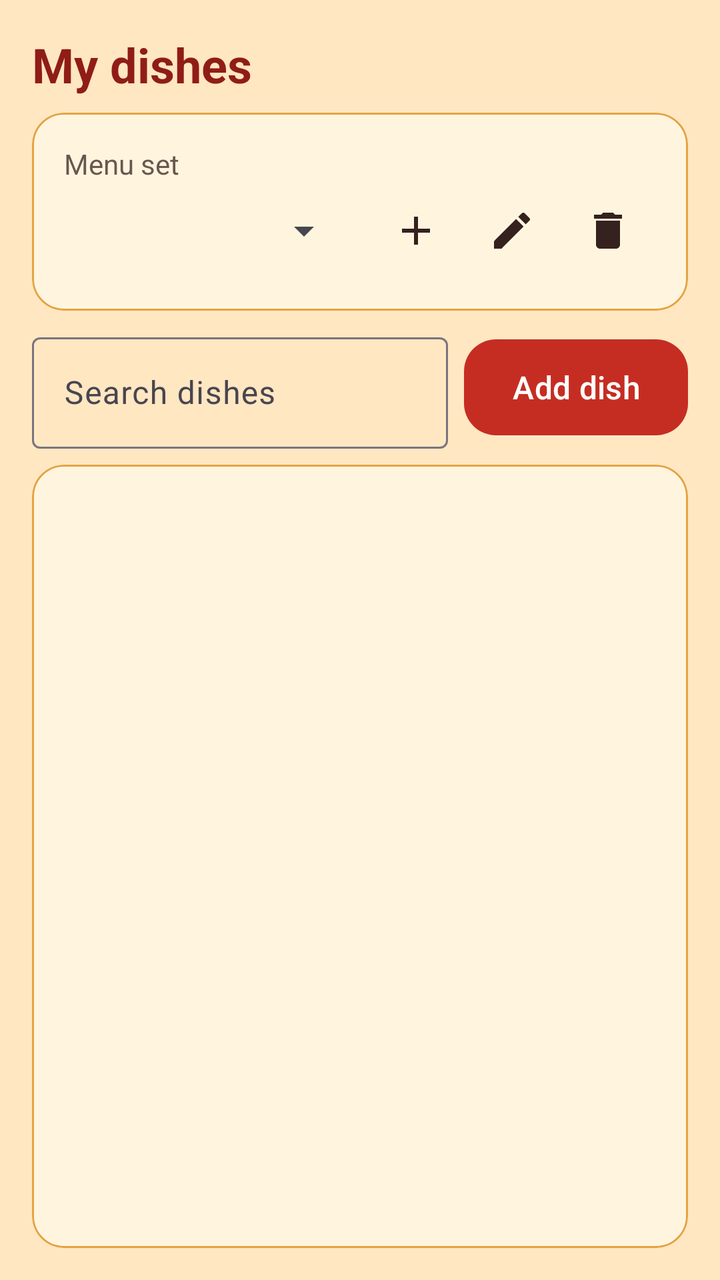
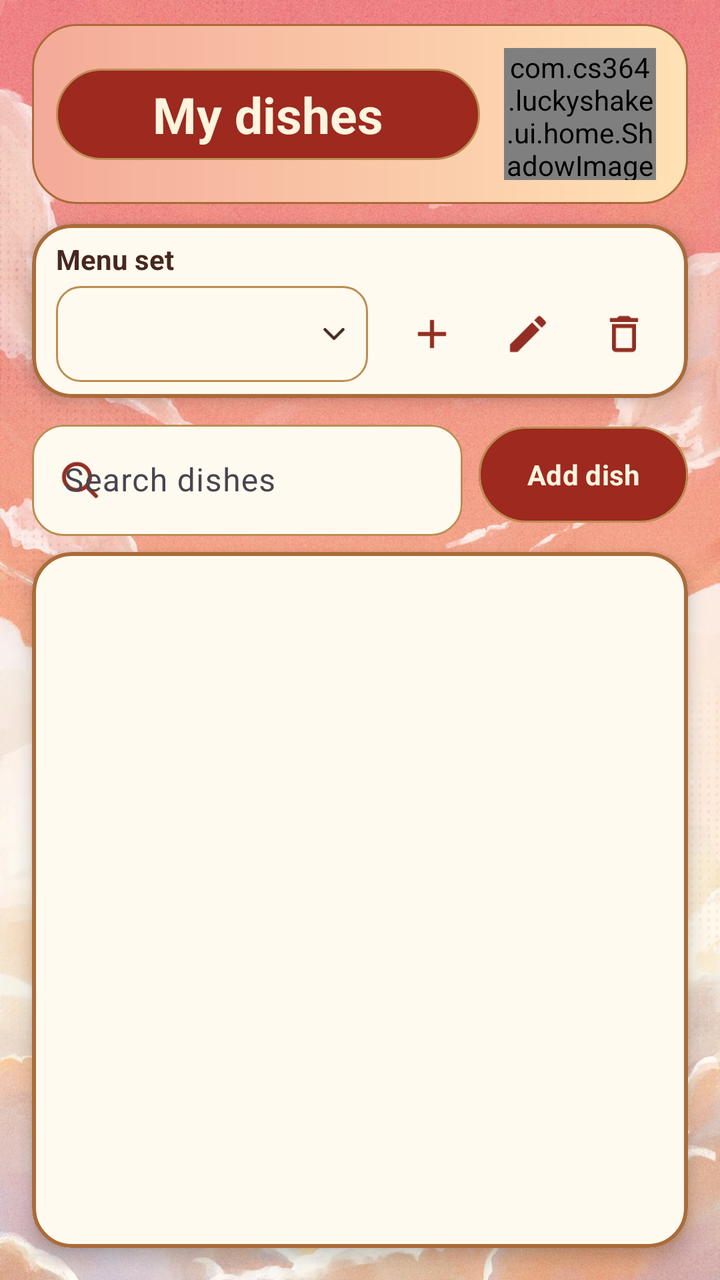

Compare the two renders of this Android layout. The source of the first and the diff that turns it into the second are given below.
<!-- AndroidManifest.xml: application theme Theme.LuckyShake -->
<!-- res/layout/activity_menu_list.xml -->
<?xml version="1.0" encoding="utf-8"?>
<LinearLayout xmlns:android="http://schemas.android.com/apk/res/android"
    xmlns:app="http://schemas.android.com/apk/res-auto"
    xmlns:tools="http://schemas.android.com/tools"
    android:id="@+id/menu_list_root"
    android:layout_width="match_parent"
    android:layout_height="match_parent"
    android:orientation="vertical"
    tools:context=".ui.menu.MenuListActivity">

    <TextView
        android:id="@+id/menu_list_title"
        android:layout_width="match_parent"
        android:layout_height="wrap_content"
        android:layout_marginHorizontal="@dimen/spacing_md"
        android:layout_marginTop="@dimen/spacing_md"
        android:text="@string/menu_list_title_main"
        android:textAppearance="@style/TextAppearance.LuckyShake.Heading" />

    
    <com.google.android.material.card.MaterialCardView
        style="@style/Widget.LuckyShake.Card"
        android:layout_width="match_parent"
        android:layout_height="wrap_content"
        android:layout_marginHorizontal="@dimen/spacing_md"
        android:layout_marginTop="@dimen/spacing_sm">

        <LinearLayout
            android:layout_width="match_parent"
            android:layout_height="wrap_content"
            android:orientation="vertical"
            android:padding="@dimen/spacing_md">

            <TextView
                android:layout_width="match_parent"
                android:layout_height="wrap_content"
                android:alpha="0.75"
                android:text="@string/menu_list_label_set"
                android:textColor="?attr/colorOnSurface"
                android:textSize="14sp" />

            <LinearLayout
                android:layout_width="match_parent"
                android:layout_height="wrap_content"
                android:gravity="center_vertical"
                android:orientation="horizontal">

                <Spinner
                    android:id="@+id/menu_list_set_spinner"
                    android:layout_width="0dp"
                    android:layout_height="wrap_content"
                    android:layout_marginEnd="@dimen/spacing_sm"
                    android:layout_weight="1"
                    android:contentDescription="@string/menu_list_label_set"
                    android:minHeight="@dimen/button_min_height" />

                <ImageButton
                    android:id="@+id/menu_sets_btn_add"
                    android:layout_width="48dp"
                    android:layout_height="48dp"
                    android:background="?attr/selectableItemBackgroundBorderless"
                    android:contentDescription="@string/menu_sets_btn_add"
                    android:src="@drawable/ic_add"
                    android:tooltipText="@string/menu_sets_btn_add"
                    app:tint="?attr/colorOnSurface" />

                <ImageButton
                    android:id="@+id/menu_sets_btn_rename"
                    android:layout_width="48dp"
                    android:layout_height="48dp"
                    android:background="?attr/selectableItemBackgroundBorderless"
                    android:contentDescription="@string/menu_sets_btn_rename"
                    android:src="@drawable/ic_edit"
                    android:tooltipText="@string/menu_sets_btn_rename"
                    app:tint="?attr/colorOnSurface" />

                <ImageButton
                    android:id="@+id/menu_sets_btn_delete"
                    android:layout_width="48dp"
                    android:layout_height="48dp"
                    android:background="?attr/selectableItemBackgroundBorderless"
                    android:contentDescription="@string/menu_sets_btn_delete"
                    android:src="@drawable/ic_delete"
                    android:tooltipText="@string/menu_sets_btn_delete"
                    app:tint="?attr/colorOnSurface" />
            </LinearLayout>
        </LinearLayout>
    </com.google.android.material.card.MaterialCardView>

    
    <LinearLayout
        android:layout_width="match_parent"
        android:layout_height="wrap_content"
        android:layout_marginHorizontal="@dimen/spacing_md"
        android:layout_marginTop="@dimen/spacing_sm"
        android:gravity="center_vertical"
        android:orientation="horizontal">

        <com.google.android.material.textfield.TextInputLayout
            style="@style/Widget.Material3.TextInputLayout.OutlinedBox"
            android:layout_width="0dp"
            android:layout_height="wrap_content"
            android:layout_marginEnd="@dimen/spacing_sm"
            android:layout_weight="1"
            android:hint="@string/menu_list_hint_search">

            <com.google.android.material.textfield.TextInputEditText
                android:id="@+id/menu_list_search"
                android:layout_width="match_parent"
                android:layout_height="wrap_content"
                android:imeOptions="actionSearch"
                android:inputType="text"
                android:maxLines="1" />
        </com.google.android.material.textfield.TextInputLayout>

        <com.google.android.material.button.MaterialButton
            android:id="@+id/menu_list_add_button"
            style="@style/Widget.LuckyShake.Button.Primary"
            android:layout_width="wrap_content"
            android:layout_height="wrap_content"
            android:minHeight="56dp"
            android:text="@string/menu_list_btn_add" />
    </LinearLayout>

    
    <com.google.android.material.card.MaterialCardView
        style="@style/Widget.LuckyShake.Card"
        android:layout_width="match_parent"
        android:layout_height="0dp"
        android:layout_marginHorizontal="@dimen/spacing_md"
        android:layout_marginTop="@dimen/spacing_sm"
        android:layout_marginBottom="@dimen/spacing_md"
        android:layout_weight="1">

        <FrameLayout
            android:layout_width="match_parent"
            android:layout_height="match_parent">

            <androidx.recyclerview.widget.RecyclerView
                android:id="@+id/menu_list_recycler"
                android:layout_width="match_parent"
                android:layout_height="match_parent"
                android:clipToPadding="false"
                android:paddingVertical="@dimen/spacing_sm" />

            <LinearLayout
                android:id="@+id/menu_list_empty_group"
                android:layout_width="wrap_content"
                android:layout_height="wrap_content"
                android:layout_gravity="center"
                android:gravity="center_horizontal"
                android:orientation="vertical"
                android:padding="@dimen/spacing_md"
                android:visibility="gone">

                <TextView
                    android:id="@+id/menu_list_empty_text"
                    android:layout_width="wrap_content"
                    android:layout_height="wrap_content"
                    android:gravity="center"
                    android:textColor="?attr/colorOnSurface"
                    android:textSize="@dimen/text_body" />

                <com.google.android.material.button.MaterialButton
                    android:id="@+id/menu_list_empty_add_button"
                    style="@style/Widget.LuckyShake.Button.Primary"
                    android:layout_width="wrap_content"
                    android:layout_height="wrap_content"
                    android:layout_marginTop="@dimen/spacing_sm"
                    android:text="@string/menu_list_btn_add" />
            </LinearLayout>
        </FrameLayout>
    </com.google.android.material.card.MaterialCardView>
</LinearLayout>
<!-- resources referenced by this layout -->
<resources>
  <dimen name="button_min_height">48dp</dimen>
  <!-- drawable ic_delete (drawable) -->
  <vector xmlns:android="http://schemas.android.com/apk/res/android"
      android:width="24dp"
      android:height="24dp"
      android:viewportWidth="24"
      android:viewportHeight="24">
      <path
          android:fillColor="#FF000000"
          android:pathData="M6,19c0,1.1 0.9,2 2,2h8c1.1,0 2,-0.9 2,-2V7H6v12zM19,4h-3.5l-1,-1h-5l-1,1H5v2h14V4z" />
  </vector>
  <style name="TextAppearance.LuckyShake.Heading" parent="TextAppearance.Material3.TitleLarge">
          <item name="android:textColor">@color/app_heading</item>
          <item name="android:textSize">@dimen/text_heading</item>
          <item name="android:textStyle">bold</item>
      </style>
  <style name="Widget.LuckyShake.Button.Primary" parent="Widget.Material3.Button">
          <item name="backgroundTint">@color/lucky_shake_button_background</item>
          <item name="android:textColor">@color/lucky_shake_button_text</item>
          <item name="android:minHeight">@dimen/button_min_height</item>
          <item name="android:textSize">@dimen/text_body</item>
          <item name="cornerRadius">@dimen/corner_md</item>
      </style>
  <color name="app_heading">#8F1D16</color>
  <dimen name="text_heading">24sp</dimen>
  <!-- unchanged entries left out for length: 23 -->
</resources>

<!-- the commit's change to res/layout/activity_menu_list.xml (unified diff, before → after) -->
@@ -1,174 +1,218 @@
 <?xml version="1.0" encoding="utf-8"?>
-<LinearLayout xmlns:android="http://schemas.android.com/apk/res/android"
+<FrameLayout xmlns:android="http://schemas.android.com/apk/res/android"
     xmlns:app="http://schemas.android.com/apk/res-auto"
     xmlns:tools="http://schemas.android.com/tools"
-    android:id="@+id/menu_list_root"
     android:layout_width="match_parent"
     android:layout_height="match_parent"
-    android:orientation="vertical"
-    tools:context=".ui.menu.MenuListActivity">
-
-    <TextView
-        android:id="@+id/menu_list_title"
+    android:theme="@style/ThemeOverlay.LuckyShake.Home">
+
+    <ImageView style="@style/Widget.LuckyShake.TabPage.Sky" />
+
+    <LinearLayout
+        android:id="@+id/menu_list_root"
         android:layout_width="match_parent"
-        android:layout_height="wrap_content"
-        android:layout_marginHorizontal="@dimen/spacing_md"
-        android:layout_marginTop="@dimen/spacing_md"
-        android:text="@string/menu_list_title_main"
-        android:textAppearance="@style/TextAppearance.LuckyShake.Heading" />
-
-    
-    <com.google.android.material.card.MaterialCardView
-        style="@style/Widget.LuckyShake.Card"
-        android:layout_width="match_parent"
-        android:layout_height="wrap_content"
-        android:layout_marginHorizontal="@dimen/spacing_md"
-        android:layout_marginTop="@dimen/spacing_sm">
-
+        android:layout_height="match_parent"
+        android:orientation="vertical"
+        tools:context=".ui.menu.MenuListActivity">
+
+        <androidx.constraintlayout.widget.ConstraintLayout
+            style="@style/Widget.LuckyShake.TabBanner"
+            android:layout_marginHorizontal="@dimen/spacing_md"
+            android:layout_marginTop="12dp">
+
+            <TextView
+                android:id="@+id/menu_list_title"
+                style="@style/Widget.LuckyShake.TabBanner.Title"
+                android:text="@string/menu_list_title_main"
+                app:layout_constraintBottom_toBottomOf="parent"
+                app:layout_constraintEnd_toStartOf="@id/tab_banner_art"
+                app:layout_constraintStart_toStartOf="parent"
+                app:layout_constraintTop_toTopOf="parent" />
+
+            <com.cs364.luckyshake.ui.home.ShadowImageView
+                android:id="@+id/tab_banner_art"
+                style="@style/Widget.LuckyShake.TabBanner.Art"
+                android:layout_width="76dp"
+                android:layout_height="66dp"
+                app:srcCompat="@drawable/menu_rice_bowl"
+                app:layout_constraintBottom_toBottomOf="parent"
+                app:layout_constraintEnd_toEndOf="parent"
+                app:layout_constraintTop_toTopOf="parent" />
+        </androidx.constraintlayout.widget.ConstraintLayout>
+
+        
+        <com.google.android.material.card.MaterialCardView
+            style="@style/Widget.LuckyShake.Card.Tab"
+            android:layout_width="match_parent"
+            android:layout_height="wrap_content"
+            android:layout_marginHorizontal="@dimen/spacing_md"
+            android:layout_marginTop="10dp">
+
+            <LinearLayout
+                android:layout_width="match_parent"
+                android:layout_height="wrap_content"
+                android:orientation="vertical"
+                android:paddingStart="12dp"
+                android:paddingTop="8dp"
+                android:paddingEnd="8dp"
+                android:paddingBottom="8dp">
+
+                <TextView
+                    android:layout_width="match_parent"
+                    android:layout_height="wrap_content"
+                    android:labelFor="@id/menu_list_set_spinner"
+                    android:text="@string/menu_list_label_set"
+                    android:textColor="?attr/colorOnSurface"
+                    android:textSize="14sp"
+                    android:textStyle="bold" />
+
+                <LinearLayout
+                    android:layout_width="match_parent"
+                    android:layout_height="wrap_content"
+                    android:layout_marginTop="4dp"
+                    android:gravity="center_vertical"
+                    android:orientation="horizontal">
+
+                    <Spinner
+                        android:id="@+id/menu_list_set_spinner"
+                        android:layout_width="0dp"
+                        android:layout_height="wrap_content"
+                        android:layout_marginEnd="@dimen/spacing_sm"
+                        android:layout_weight="1"
+                        android:contentDescription="@string/menu_list_label_set"
+                        android:minHeight="48dp"
+                        android:background="@drawable/home_spinner_background"
+                        android:paddingStart="10dp"
+                        android:paddingEnd="30dp"
+                        android:popupBackground="@color/home_field" />
+
+                    <ImageButton
+                        android:id="@+id/menu_sets_btn_add"
+                        android:layout_width="48dp"
+                        android:layout_height="48dp"
+                        android:background="?attr/selectableItemBackgroundBorderless"
+                        android:contentDescription="@string/menu_sets_btn_add"
+                        android:src="@drawable/ic_add"
+                        android:tooltipText="@string/menu_sets_btn_add"
+                        app:tint="@color/home_accent" />
+
+                    <ImageButton
+                        android:id="@+id/menu_sets_btn_rename"
+                        android:layout_width="48dp"
+                        android:layout_height="48dp"
+                        android:background="?attr/selectableItemBackgroundBorderless"
+                        android:contentDescription="@string/menu_sets_btn_rename"
+                        android:src="@drawable/ic_edit"
+                        android:tooltipText="@string/menu_sets_btn_rename"
+                        app:tint="@color/home_accent" />
+
+                    <ImageButton
+                        android:id="@+id/menu_sets_btn_delete"
+                        android:layout_width="48dp"
+                        android:layout_height="48dp"
+                        android:background="?attr/selectableItemBackgroundBorderless"
+                        android:contentDescription="@string/menu_sets_btn_delete"
+                        android:src="@drawable/ic_delete_outline"
+                        android:tooltipText="@string/menu_sets_btn_delete"
+                        app:tint="@color/home_accent" />
+                </LinearLayout>
+            </LinearLayout>
+        </com.google.android.material.card.MaterialCardView>
+
+        
         <LinearLayout
             android:layout_width="match_parent"
             android:layout_height="wrap_content"
-            android:orientation="vertical"
-            android:padding="@dimen/spacing_md">
-
-            <TextView
-                android:layout_width="match_parent"
+            android:layout_marginHorizontal="@dimen/spacing_md"
+            android:layout_marginTop="@dimen/spacing_sm"
+            android:gravity="center_vertical"
+            android:orientation="horizontal">
+
+            <com.google.android.material.textfield.TextInputLayout
+                style="@style/Widget.Material3.TextInputLayout.OutlinedBox"
+                android:layout_width="0dp"
                 android:layout_height="wrap_content"
-                android:alpha="0.75"
-                android:text="@string/menu_list_label_set"
-                android:textColor="?attr/colorOnSurface"
-                android:textSize="14sp" />
-
-            <LinearLayout
-                android:layout_width="match_parent"
-                android:layout_height="wrap_content"
-                android:gravity="center_vertical"
-                android:orientation="horizontal">
-
-                <Spinner
-                    android:id="@+id/menu_list_set_spinner"
-                    android:layout_width="0dp"
-                    android:layout_height="wrap_content"
-                    android:layout_marginEnd="@dimen/spacing_sm"
-                    android:layout_weight="1"
-                    android:contentDescription="@string/menu_list_label_set"
-                    android:minHeight="@dimen/button_min_height" />
-
-                <ImageButton
-                    android:id="@+id/menu_sets_btn_add"
-                    android:layout_width="48dp"
-                    android:layout_height="48dp"
-                    android:background="?attr/selectableItemBackgroundBorderless"
-                    android:contentDescription="@string/menu_sets_btn_add"
-                    android:src="@drawable/ic_add"
-                    android:tooltipText="@string/menu_sets_btn_add"
-                    app:tint="?attr/colorOnSurface" />
-
-                <ImageButton
-                    android:id="@+id/menu_sets_btn_rename"
-                    android:layout_width="48dp"
-                    android:layout_height="48dp"
-                    android:background="?attr/selectableItemBackgroundBorderless"
-                    android:contentDescription="@string/menu_sets_btn_rename"
-                    android:src="@drawable/ic_edit"
-                    android:tooltipText="@string/menu_sets_btn_rename"
-                    app:tint="?attr/colorOnSurface" />
-
-                <ImageButton
-                    android:id="@+id/menu_sets_btn_delete"
-                    android:layout_width="48dp"
-                    android:layout_height="48dp"
-                    android:background="?attr/selectableItemBackgroundBorderless"
-                    android:contentDescription="@string/menu_sets_btn_delete"
-                    android:src="@drawable/ic_delete"
-                    android:tooltipText="@string/menu_sets_btn_delete"
-                    app:tint="?attr/colorOnSurface" />
-            </LinearLayout>
-        </LinearLayout>
-    </com.google.android.material.card.MaterialCardView>
-
-    
-    <LinearLayout
-        android:layout_width="match_parent"
-        android:layout_height="wrap_content"
-        android:layout_marginHorizontal="@dimen/spacing_md"
-        android:layout_marginTop="@dimen/spacing_sm"
-        android:gravity="center_vertical"
-        android:orientation="horizontal">
-
-        <com.google.android.material.textfield.TextInputLayout
-            style="@style/Widget.Material3.TextInputLayout.OutlinedBox"
-            android:layout_width="0dp"
-            android:layout_height="wrap_content"
-            android:layout_marginEnd="@dimen/spacing_sm"
-            android:layout_weight="1"
-            android:hint="@string/menu_list_hint_search">
-
-            <com.google.android.material.textfield.TextInputEditText
-                android:id="@+id/menu_list_search"
-                android:layout_width="match_parent"
-                android:layout_height="wrap_content"
-                android:imeOptions="actionSearch"
-                android:inputType="text"
-                android:maxLines="1" />
-        </com.google.android.material.textfield.TextInputLayout>
-
-        <com.google.android.material.button.MaterialButton
-            android:id="@+id/menu_list_add_button"
-            style="@style/Widget.LuckyShake.Button.Primary"
-            android:layout_width="wrap_content"
-            android:layout_height="wrap_content"
-            android:minHeight="56dp"
-            android:text="@string/menu_list_btn_add" />
-    </LinearLayout>
-
-    
-    <com.google.android.material.card.MaterialCardView
-        style="@style/Widget.LuckyShake.Card"
-        android:layout_width="match_parent"
-        android:layout_height="0dp"
-        android:layout_marginHorizontal="@dimen/spacing_md"
-        android:layout_marginTop="@dimen/spacing_sm"
-        android:layout_marginBottom="@dimen/spacing_md"
-        android:layout_weight="1">
-
-        <FrameLayout
-            android:layout_width="match_parent"
-            android:layout_height="match_parent">
-
-            <androidx.recyclerview.widget.RecyclerView
-                android:id="@+id/menu_list_recycler"
-                android:layout_width="match_parent"
-                android:layout_height="match_parent"
-                android:clipToPadding="false"
-                android:paddingVertical="@dimen/spacing_sm" />
-
-            <LinearLayout
-                android:id="@+id/menu_list_empty_group"
+                android:layout_marginEnd="@dimen/spacing_sm"
+                android:layout_weight="1"
+                android:hint="@string/menu_list_hint_search"
+                app:boxBackgroundColor="@color/home_field"
+                app:boxCornerRadiusBottomEnd="16dp"
+                app:boxCornerRadiusBottomStart="16dp"
+                app:boxCornerRadiusTopEnd="16dp"
+                app:boxCornerRadiusTopStart="16dp"
+                app:boxStrokeColor="@color/menu_search_stroke"
+                app:hintTextColor="@color/home_accent"
+                app:startIconDrawable="@drawable/menu_search_icon"
+                app:startIconTint="@color/home_accent">
+
+                <com.google.android.material.textfield.TextInputEditText
+                    android:id="@+id/menu_list_search"
+                    android:layout_width="match_parent"
+                    android:layout_height="wrap_content"
+                    android:imeOptions="actionSearch"
+                    android:inputType="text"
+                    android:maxLines="1"
+                    android:textColor="@color/home_ink"
+                    android:textColorHint="@color/home_ink" />
+            </com.google.android.material.textfield.TextInputLayout>
+
+            <com.google.android.material.button.MaterialButton
+                android:id="@+id/menu_list_add_button"
+                style="@style/Widget.LuckyShake.Button.Menu"
                 android:layout_width="wrap_content"
                 android:layout_height="wrap_content"
-                android:layout_gravity="center"
-                android:gravity="center_horizontal"
-                android:orientation="vertical"
-                android:padding="@dimen/spacing_md"
-                android:visibility="gone">
-
-                <TextView
-                    android:id="@+id/menu_list_empty_text"
+                android:minHeight="56dp"
+                android:text="@string/menu_list_btn_add" />
+        </LinearLayout>
+
+        
+        <com.google.android.material.card.MaterialCardView
+            style="@style/Widget.LuckyShake.Card.Tab"
+            android:layout_width="match_parent"
+            android:layout_height="0dp"
+            android:layout_marginHorizontal="@dimen/spacing_md"
+            android:layout_marginTop="@dimen/spacing_sm"
+            android:layout_marginBottom="@dimen/spacing_md"
+            android:layout_weight="1">
+
+            <FrameLayout
+                android:layout_width="match_parent"
+                android:layout_height="match_parent">
+
+                <androidx.recyclerview.widget.RecyclerView
+                    android:id="@+id/menu_list_recycler"
+                    android:layout_width="match_parent"
+                    android:layout_height="match_parent"
+                    android:clipToPadding="false"
+                    android:paddingVertical="@dimen/spacing_sm" />
+
+                <LinearLayout
+                    android:id="@+id/menu_list_empty_group"
                     android:layout_width="wrap_content"
                     android:layout_height="wrap_content"
-                    android:gravity="center"
-                    android:textColor="?attr/colorOnSurface"
-                    android:textSize="@dimen/text_body" />
-
-                <com.google.android.material.button.MaterialButton
-                    android:id="@+id/menu_list_empty_add_button"
-                    style="@style/Widget.LuckyShake.Button.Primary"
-                    android:layout_width="wrap_content"
-                    android:layout_height="wrap_content"
-                    android:layout_marginTop="@dimen/spacing_sm"
-                    android:text="@string/menu_list_btn_add" />
-            </LinearLayout>
-        </FrameLayout>
-    </com.google.android.material.card.MaterialCardView>
-</LinearLayout>
+                    android:layout_gravity="center"
+                    android:gravity="center_horizontal"
+                    android:orientation="vertical"
+                    android:padding="@dimen/spacing_md"
+                    android:visibility="gone">
+
+                    <TextView
+                        android:id="@+id/menu_list_empty_text"
+                        android:layout_width="wrap_content"
+                        android:layout_height="wrap_content"
+                        android:gravity="center"
+                        android:textColor="?attr/colorOnSurface"
+                        android:textSize="@dimen/text_body" />
+
+                    <com.google.android.material.button.MaterialButton
+                        android:id="@+id/menu_list_empty_add_button"
+                        style="@style/Widget.LuckyShake.Button.Menu"
+                        android:layout_width="wrap_content"
+                        android:layout_height="wrap_content"
+                        android:layout_marginTop="@dimen/spacing_sm"
+                        android:text="@string/menu_list_btn_add" />
+                </LinearLayout>
+            </FrameLayout>
+        </com.google.android.material.card.MaterialCardView>
+    </LinearLayout>
+</FrameLayout>
<!-- resource entries referenced after the edit -->
@@ -1,30 +1,134 @@
 <!-- resources referenced by this layout -->
 <resources>
-  <dimen name="button_min_height">48dp</dimen>
-  <!-- drawable ic_delete (drawable) -->
+  <color name="home_accent">#922E23</color>
+  <color name="home_field">#FFFAEF</color>
+  <color name="home_ink">#472820</color>
+  <!-- drawable home_spinner_background (drawable) -->
+  <layer-list xmlns:android="http://schemas.android.com/apk/res/android" android:paddingMode="stack">
+      <item android:drawable="@drawable/home_select_field" />
+      <item android:drawable="@drawable/home_chevron" android:width="18dp"
+          android:height="18dp" android:gravity="end|center_vertical" android:end="8dp" />
+  </layer-list>
+  <!-- drawable ic_delete_outline (drawable) -->
+  <?xml version="1.0" encoding="utf-8"?>
   <vector xmlns:android="http://schemas.android.com/apk/res/android"
       android:width="24dp"
       android:height="24dp"
       android:viewportWidth="24"
       android:viewportHeight="24">
-      <path
-          android:fillColor="#FF000000"
-          android:pathData="M6,19c0,1.1 0.9,2 2,2h8c1.1,0 2,-0.9 2,-2V7H6v12zM19,4h-3.5l-1,-1h-5l-1,1H5v2h14V4z" />
+    <path
+        android:fillColor="#FF000000"
+        android:pathData="M16,9v10H8V9h8m-1.5,-6h-5l-1,1H5v2h14V4h-3.5l-1,-1zM18,7H6v12c0,1.1 0.9,2 2,2h8c1.1,0 2,-0.9 2,-2V7z"/>
   </vector>
-  <style name="TextAppearance.LuckyShake.Heading" parent="TextAppearance.Material3.TitleLarge">
-          <item name="android:textColor">@color/app_heading</item>
-          <item name="android:textSize">@dimen/text_heading</item>
+  <!-- drawable menu_rice_bowl: webp bitmap (drawable-nodpi, 18190 bytes) -->
+  <!-- drawable menu_search_icon (drawable) -->
+  <vector xmlns:android="http://schemas.android.com/apk/res/android"
+      android:width="24dp"
+      android:height="24dp"
+      android:viewportWidth="24"
+      android:viewportHeight="24">
+      <path android:pathData="M10.5,4a6.5,6.5 0,1 0,0 13a6.5,6.5 0,1 0,0 -13M15.1,15.1L20,20"
+          android:strokeColor="@color/home_accent"
+          android:strokeLineCap="round"
+          android:strokeWidth="2" />
+  </vector>
+  <style name="ThemeOverlay.LuckyShake.Home" parent="">
+          <item name="android:fontFamily">sans-serif</item>
+          <item name="android:textColorPrimary">@color/home_ink</item>
+          <item name="android:textColorSecondary">@color/home_ink</item>
+          <item name="colorOnSurface">@color/home_ink</item>
+      </style>
+  <style name="Widget.LuckyShake.Button.Menu" parent="Widget.Material3.Button">
+          <item name="android:textColor">@color/home_thumb</item>
+          <item name="android:textStyle">bold</item>
+          <item name="backgroundTint">@color/home_draw_tint</item>
+          <item name="cornerRadius">24dp</item>
+          <item name="strokeColor">@color/home_outline</item>
+          <item name="strokeWidth">1dp</item>
+      </style>
+  <style name="Widget.LuckyShake.Card.Tab" parent="Widget.LuckyShake.Card">
+          <item name="cardBackgroundColor">@color/tab_card_surface</item>
+          <item name="cardCornerRadius">20dp</item>
+          <item name="cardElevation">5dp</item>
+          <item name="strokeColor">@color/tab_card_outline</item>
+          <item name="strokeWidth">2dp</item>
+      </style>
+  <style name="Widget.LuckyShake.TabBanner" parent="">
+          <item name="android:layout_width">match_parent</item>
+          <item name="android:layout_height">wrap_content</item>
+          <item name="android:minHeight">90dp</item>
+          <item name="android:background">@drawable/menu_header</item>
+      </style>
+  <style name="Widget.LuckyShake.TabBanner.Art" parent="">
+          <item name="android:layout_width">58dp</item>
+          <item name="android:layout_height">62dp</item>
+          <item name="android:layout_marginEnd">16dp</item>
+          <item name="android:importantForAccessibility">no</item>
+          <item name="android:scaleType">fitCenter</item>
+      </style>
+  <style name="Widget.LuckyShake.TabBanner.Title" parent="">
+          <item name="android:layout_width">0dp</item>
+          <item name="android:layout_height">wrap_content</item>
+          <item name="android:layout_marginStart">12dp</item>
+          <item name="android:layout_marginEnd">12dp</item>
+          <item name="android:accessibilityHeading">true</item>
+          <item name="android:background">@drawable/result_title_background</item>
+          <item name="android:fontFamily">sans-serif</item>
+          <item name="android:gravity">center</item>
+          <item name="android:paddingHorizontal">16dp</item>
+          <item name="android:paddingVertical">6dp</item>
+          <item name="android:textColor">@color/home_thumb</item>
+          <item name="android:textSize">25sp</item>
           <item name="android:textStyle">bold</item>
       </style>
-  <style name="Widget.LuckyShake.Button.Primary" parent="Widget.Material3.Button">
-          <item name="backgroundTint">@color/lucky_shake_button_background</item>
-          <item name="android:textColor">@color/lucky_shake_button_text</item>
-          <item name="android:minHeight">@dimen/button_min_height</item>
-          <item name="android:textSize">@dimen/text_body</item>
-          <item name="cornerRadius">@dimen/corner_md</item>
+  <style name="Widget.LuckyShake.TabPage.Sky" parent="">
+          <item name="android:layout_width">match_parent</item>
+          <item name="android:layout_height">match_parent</item>
+          <item name="android:importantForAccessibility">no</item>
+          <item name="android:scaleType">centerCrop</item>
+          <item name="android:src">@drawable/home_sky</item>
       </style>
-  <color name="app_heading">#8F1D16</color>
-  <dimen name="text_heading">24sp</dimen>
+  <!-- drawable home_select_field (drawable) -->
+  <shape xmlns:android="http://schemas.android.com/apk/res/android">
+      <solid android:color="@color/home_field" />
+      <stroke android:width="1dp" android:color="@color/home_outline" />
+      <corners android:radius="12dp" />
+  </shape>
+  <!-- drawable home_chevron (drawable) -->
+  <vector xmlns:android="http://schemas.android.com/apk/res/android"
+      android:width="18dp"
+      android:height="18dp"
+      android:viewportWidth="24"
+      android:viewportHeight="24">
+      <path android:pathData="M6,9 L12,15 L18,9"
+          android:strokeColor="@color/home_ink"
+          android:strokeLineCap="round"
+          android:strokeLineJoin="round"
+          android:strokeWidth="2" />
+  </vector>
+  <color name="home_thumb">#FFF4DD</color>
+  <color name="home_outline">#BD8D52</color>
+  <color name="tab_card_surface">#FFFAEF</color>
+  <color name="tab_card_outline">#AB6B39</color>
+  <!-- drawable menu_header (drawable) -->
+  <shape xmlns:android="http://schemas.android.com/apk/res/android">
+      <gradient
+          android:angle="0"
+          android:startColor="@color/tab_banner_start"
+          android:endColor="@color/tab_banner_end" />
+      <stroke android:width="1dp" android:color="@color/tab_card_outline" />
+      <corners android:radius="22dp" />
+  </shape>
+  <!-- drawable result_title_background (drawable) -->
+  <shape xmlns:android="http://schemas.android.com/apk/res/android">
+      <solid android:color="@color/home_button" />
+      <stroke android:width="1dp" android:color="@color/home_outline" />
+      <corners android:radius="24dp" />
+  </shape>
+  <!-- drawable home_sky: webp bitmap (drawable-night-nodpi, 572556 bytes) -->
+  <color name="tab_banner_start">#F4AA98</color>
+  <color name="tab_banner_end">#FFE2B6</color>
+  <color name="home_button">#9D291F</color>
   <!-- unchanged entries left out for length: 23 -->
 </resources>
 
